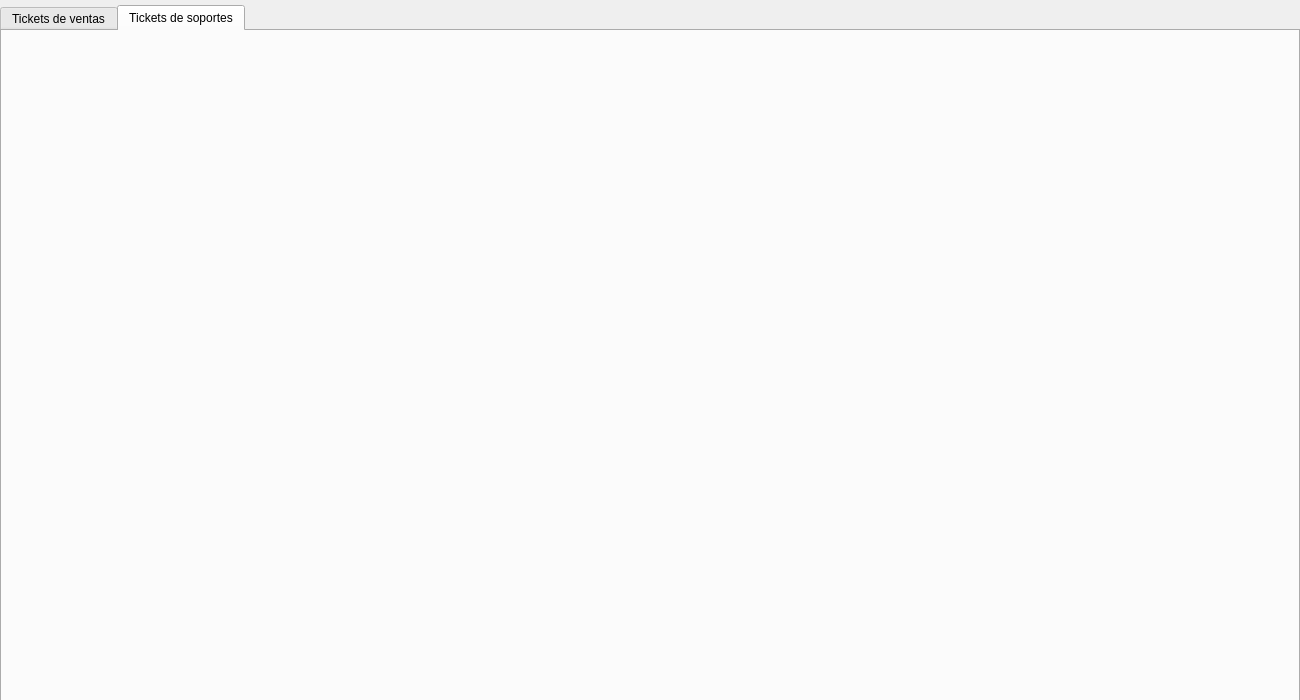
Qt form modules/Dth/dth.ui (ceeck65/assistent-inter-app) before a commit.
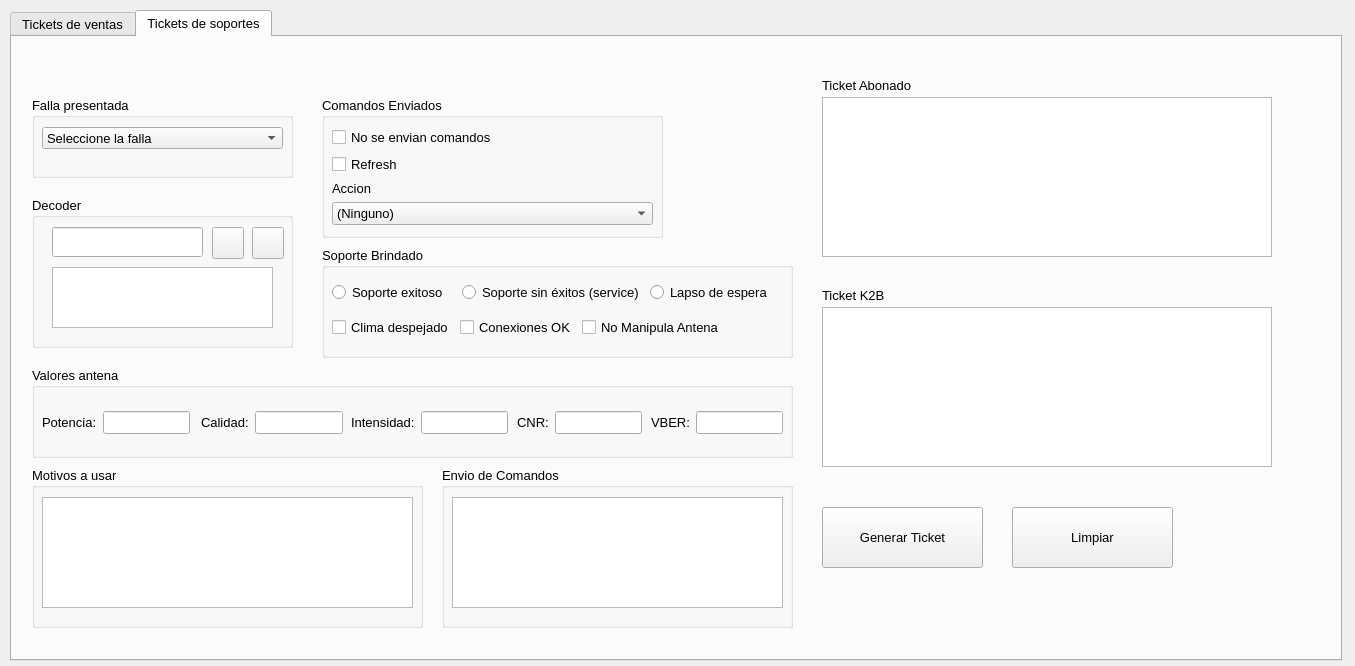
The same form after that commit. The open tabs and pages were chosen to show the change. Icons and pictures are not drawn.

What changed in the file:
```diff
--- a/modules/Dth/dth.ui
+++ b/modules/Dth/dth.ui
@@ -6,8 +6,8 @@
    <rect>
     <x>0</x>
     <y>0</y>
-    <width>1300</width>
-    <height>700</height>
+    <width>1355</width>
+    <height>666</height>
    </rect>
   </property>
   <property name="windowTitle">
@@ -16,12 +16,17 @@
   <widget class="QTabWidget" name="tabWidgetTicketsDTH">
    <property name="geometry">
     <rect>
-     <x>0</x>
-     <y>5</y>
-     <width>1300</width>
-     <height>700</height>
+     <x>10</x>
+     <y>10</y>
+     <width>1332</width>
+     <height>651</height>
     </rect>
    </property>
+   <property name="font">
+    <font>
+     <pointsize>10</pointsize>
+    </font>
+   </property>
    <property name="currentIndex">
     <number>0</number>
    </property>
@@ -434,13 +439,13 @@
        <normaloff>:/images/images/icons/delete.png</normaloff>:/images/images/icons/delete.png</iconset>
      </property>
     </widget>
-    <widget class="QWidget" name="layoutWidget">
+    <widget class="QLabel" name="label_3">
      <property name="geometry">
       <rect>
        <x>810</x>
        <y>40</y>
-       <width>461</width>
-       <height>191</height>
+       <width>101</width>
+       <height>16</height>
       </rect>
      </property>
      <layout class="QVBoxLayout" name="verticalLayout_4">
@@ -487,6 +492,797 @@
     <attribute name="title">
      <string>Tickets de soportes</string>
     </attribute>
+    <widget class="QGroupBox" name="groupBox_4">
+     <property name="geometry">
+      <rect>
+       <x>310</x>
+       <y>60</y>
+       <width>341</width>
+       <height>141</height>
+      </rect>
+     </property>
+     <property name="font">
+      <font>
+       <pointsize>10</pointsize>
+      </font>
+     </property>
+     <property name="title">
+      <string>Comandos Enviados</string>
+     </property>
+     <widget class="QWidget" name="layoutWidget">
+      <property name="geometry">
+       <rect>
+        <x>10</x>
+        <y>30</y>
+        <width>321</width>
+        <height>98</height>
+       </rect>
+      </property>
+      <layout class="QVBoxLayout" name="verticalLayout_4">
+       <item>
+        <widget class="QCheckBox" name="dth_coomand_not_send">
+         <property name="text">
+          <string>No se envian comandos</string>
+         </property>
+        </widget>
+       </item>
+       <item>
+        <widget class="QCheckBox" name="dth_refresh">
+         <property name="text">
+          <string>Refresh</string>
+         </property>
+        </widget>
+       </item>
+       <item>
+        <widget class="QLabel" name="label">
+         <property name="text">
+          <string>Accion</string>
+         </property>
+        </widget>
+       </item>
+       <item>
+        <widget class="QComboBox" name="combo_dth_command">
+         <item>
+          <property name="text">
+           <string>(Ninguno)</string>
+          </property>
+         </item>
+         <item>
+          <property name="text">
+           <string>Install</string>
+          </property>
+         </item>
+         <item>
+          <property name="text">
+           <string>Uninstall</string>
+          </property>
+         </item>
+         <item>
+          <property name="text">
+           <string>Disconnect</string>
+          </property>
+         </item>
+         <item>
+          <property name="text">
+           <string>Reconnect</string>
+          </property>
+         </item>
+         <item>
+          <property name="text">
+           <string>Add Packs</string>
+          </property>
+         </item>
+         <item>
+          <property name="text">
+           <string>Remove Packs</string>
+          </property>
+         </item>
+         <item>
+          <property name="text">
+           <string>Send Message</string>
+          </property>
+         </item>
+         <item>
+          <property name="text">
+           <string>Get Information</string>
+          </property>
+         </item>
+         <item>
+          <property name="text">
+           <string>Update Pin</string>
+          </property>
+         </item>
+         <item>
+          <property name="text">
+           <string>Update Firmware</string>
+          </property>
+         </item>
+         <item>
+          <property name="text">
+           <string>ReScan Channels</string>
+          </property>
+         </item>
+         <item>
+          <property name="text">
+           <string>Resend Key</string>
+          </property>
+         </item>
+         <item>
+          <property name="text">
+           <string>Add Carrier</string>
+          </property>
+         </item>
+         <item>
+          <property name="text">
+           <string>View SetTop BoxId</string>
+          </property>
+         </item>
+         <item>
+          <property name="text">
+           <string>Reset SetTop Box</string>
+          </property>
+         </item>
+         <item>
+          <property name="text">
+           <string>Update Code Zone</string>
+          </property>
+         </item>
+         <item>
+          <property name="text">
+           <string>Reboot SetTop Box</string>
+          </property>
+         </item>
+         <item>
+          <property name="text">
+           <string>Force Update Firmware</string>
+          </property>
+         </item>
+         <item>
+          <property name="text">
+           <string>Update Control Parentall</string>
+          </property>
+         </item>
+         <item>
+          <property name="text">
+           <string>Update Menu Pass</string>
+          </property>
+         </item>
+         <item>
+          <property name="text">
+           <string>Status</string>
+          </property>
+         </item>
+         <item>
+          <property name="text">
+           <string>Boot Dhct</string>
+          </property>
+         </item>
+         <item>
+          <property name="text">
+           <string>Dhct Instant Hit</string>
+          </property>
+         </item>
+         <item>
+          <property name="text">
+           <string>Reset Client Nvm</string>
+          </property>
+         </item>
+         <item>
+          <property name="text">
+           <string>Set Default Pin</string>
+          </property>
+         </item>
+         <item>
+          <property name="text">
+           <string>Admin Status</string>
+          </property>
+         </item>
+        </widget>
+       </item>
+      </layout>
+     </widget>
+    </widget>
+    <widget class="QGroupBox" name="groupBox_5">
+     <property name="geometry">
+      <rect>
+       <x>20</x>
+       <y>160</y>
+       <width>261</width>
+       <height>151</height>
+      </rect>
+     </property>
+     <property name="font">
+      <font>
+       <pointsize>10</pointsize>
+      </font>
+     </property>
+     <property name="title">
+      <string>Decoder</string>
+     </property>
+     <widget class="QLineEdit" name="txt_dth_decoder">
+      <property name="geometry">
+       <rect>
+        <x>20</x>
+        <y>30</y>
+        <width>151</width>
+        <height>30</height>
+       </rect>
+      </property>
+     </widget>
+     <widget class="QPushButton" name="btn_add_decoder_dth">
+      <property name="geometry">
+       <rect>
+        <x>180</x>
+        <y>30</y>
+        <width>32</width>
+        <height>32</height>
+       </rect>
+      </property>
+      <property name="toolTip">
+       <string>Agregar decodificador</string>
+      </property>
+      <property name="toolTipDuration">
+       <number>2</number>
+      </property>
+      <property name="text">
+       <string/>
+      </property>
+      <property name="icon">
+       <iconset resource="../../images.qrc">
+        <normaloff>:/images/images/icons/plus.png</normaloff>:/images/images/icons/plus.png</iconset>
+      </property>
+      <property name="iconSize">
+       <size>
+        <width>24</width>
+        <height>24</height>
+       </size>
+      </property>
+     </widget>
+     <widget class="QPushButton" name="btn_remove_decoder_dth">
+      <property name="geometry">
+       <rect>
+        <x>220</x>
+        <y>30</y>
+        <width>32</width>
+        <height>32</height>
+       </rect>
+      </property>
+      <property name="toolTip">
+       <string>Eliminar decodificador de la lista</string>
+      </property>
+      <property name="toolTipDuration">
+       <number>2</number>
+      </property>
+      <property name="text">
+       <string/>
+      </property>
+      <property name="icon">
+       <iconset resource="../../images.qrc">
+        <normaloff>:/images/images/icons/minus.png</normaloff>:/images/images/icons/minus.png</iconset>
+      </property>
+      <property name="iconSize">
+       <size>
+        <width>24</width>
+        <height>24</height>
+       </size>
+      </property>
+     </widget>
+     <widget class="QListWidget" name="dth_list_decoder">
+      <property name="geometry">
+       <rect>
+        <x>20</x>
+        <y>70</y>
+        <width>221</width>
+        <height>61</height>
+       </rect>
+      </property>
+     </widget>
+    </widget>
+    <widget class="QPushButton" name="btn_ticket_dth_support">
+     <property name="geometry">
+      <rect>
+       <x>810</x>
+       <y>470</y>
+       <width>161</width>
+       <height>61</height>
+      </rect>
+     </property>
+     <property name="text">
+      <string>Generar Ticket</string>
+     </property>
+     <property name="icon">
+      <iconset resource="../../images.qrc">
+       <normaloff>:/images/images/icons/refresh.png</normaloff>:/images/images/icons/refresh.png</iconset>
+     </property>
+    </widget>
+    <widget class="QPushButton" name="btn_clear_dth__support">
+     <property name="geometry">
+      <rect>
+       <x>1000</x>
+       <y>470</y>
+       <width>161</width>
+       <height>61</height>
+      </rect>
+     </property>
+     <property name="text">
+      <string>Limpiar</string>
+     </property>
+     <property name="icon">
+      <iconset resource="../../images.qrc">
+       <normaloff>:/images/images/icons/delete.png</normaloff>:/images/images/icons/delete.png</iconset>
+     </property>
+    </widget>
+    <widget class="QLabel" name="label_4">
+     <property name="geometry">
+      <rect>
+       <x>810</x>
+       <y>40</y>
+       <width>101</width>
+       <height>16</height>
+      </rect>
+     </property>
+     <property name="font">
+      <font>
+       <pointsize>10</pointsize>
+      </font>
+     </property>
+     <property name="text">
+      <string>Ticket Abonado</string>
+     </property>
+    </widget>
+    <widget class="QLabel" name="label_9">
+     <property name="geometry">
+      <rect>
+       <x>810</x>
+       <y>250</y>
+       <width>81</width>
+       <height>16</height>
+      </rect>
+     </property>
+     <property name="font">
+      <font>
+       <pointsize>10</pointsize>
+      </font>
+     </property>
+     <property name="text">
+      <string>Ticket K2B</string>
+     </property>
+    </widget>
+    <widget class="QGroupBox" name="groupBox_6">
+     <property name="geometry">
+      <rect>
+       <x>20</x>
+       <y>60</y>
+       <width>261</width>
+       <height>81</height>
+      </rect>
+     </property>
+     <property name="title">
+      <string>Falla presentada</string>
+     </property>
+     <widget class="QComboBox" name="combo_dth_failure">
+      <property name="geometry">
+       <rect>
+        <x>10</x>
+        <y>30</y>
+        <width>241</width>
+        <height>22</height>
+       </rect>
+      </property>
+      <item>
+       <property name="text">
+        <string>Seleccione la falla</string>
+       </property>
+      </item>
+      <item>
+       <property name="text">
+        <string>Sin señal en todos los canales</string>
+       </property>
+      </item>
+      <item>
+       <property name="text">
+        <string>Señal no habilitada en su plan.</string>
+       </property>
+      </item>
+      <item>
+       <property name="text">
+        <string extracomment="Señal no habilitada en su plan. Para contratar contacte a su distribuidor, Canal Encriptado.">No ve canales en una o varias frecuencia(s).</string>
+       </property>
+      </item>
+      <item>
+       <property name="text">
+        <string>Tarjeta no válida</string>
+       </property>
+      </item>
+      <item>
+       <property name="text">
+        <string>Imagen Congelada o pixelada.</string>
+       </property>
+      </item>
+      <item>
+       <property name="text">
+        <string>No puede salir del menú</string>
+       </property>
+      </item>
+      <item>
+       <property name="text">
+        <string>Menú bloqueado</string>
+       </property>
+      </item>
+      <item>
+       <property name="text">
+        <string>Pantalla en negro sin mensaje</string>
+       </property>
+      </item>
+      <item>
+       <property name="text">
+        <string>Pin bloqueado en canal VENUS (PIN IS BLOCKED)</string>
+       </property>
+      </item>
+      <item>
+       <property name="text">
+        <string>Señal no habilitada Canal Venus</string>
+       </property>
+      </item>
+      <item>
+       <property name="text">
+        <string>PAQUETE PREMIUM RECIEN CONTRATADO (Señal no habilitada)</string>
+       </property>
+      </item>
+      <item>
+       <property name="text">
+        <string>Decodificador recien activado</string>
+       </property>
+      </item>
+      <item>
+       <property name="text">
+        <string>STB INTEK - NO Pareados </string>
+       </property>
+      </item>
+      <item>
+       <property name="text">
+        <string>FallaTuVes</string>
+       </property>
+      </item>
+     </widget>
+    </widget>
+    <widget class="QGroupBox" name="groupBox_7">
+     <property name="geometry">
+      <rect>
+       <x>20</x>
+       <y>430</y>
+       <width>391</width>
+       <height>161</height>
+      </rect>
+     </property>
+     <property name="title">
+      <string>Motivos a usar</string>
+     </property>
+     <widget class="QTextEdit" name="text_motive_dth">
+      <property name="geometry">
+       <rect>
+        <x>10</x>
+        <y>30</y>
+        <width>371</width>
+        <height>111</height>
+       </rect>
+      </property>
+      <property name="readOnly">
+       <bool>true</bool>
+      </property>
+      <property name="html">
+       <string>&lt;!DOCTYPE HTML PUBLIC &quot;-//W3C//DTD HTML 4.0//EN&quot; &quot;http://www.w3.org/TR/REC-html40/strict.dtd&quot;&gt;
+&lt;html&gt;&lt;head&gt;&lt;meta name=&quot;qrichtext&quot; content=&quot;1&quot; /&gt;&lt;style type=&quot;text/css&quot;&gt;
+p, li { white-space: pre-wrap; }
+&lt;/style&gt;&lt;/head&gt;&lt;body style=&quot; font-family:'MS Shell Dlg 2'; font-size:10pt; font-weight:400; font-style:normal;&quot;&gt;
+&lt;p style=&quot;-qt-paragraph-type:empty; margin-top:0px; margin-bottom:0px; margin-left:0px; margin-right:0px; -qt-block-indent:0; text-indent:0px;&quot;&gt;&lt;br /&gt;&lt;/p&gt;&lt;/body&gt;&lt;/html&gt;</string>
+      </property>
+     </widget>
+    </widget>
+    <widget class="QGroupBox" name="groupBox_8">
+     <property name="geometry">
+      <rect>
+       <x>430</x>
+       <y>430</y>
+       <width>351</width>
+       <height>161</height>
+      </rect>
+     </property>
+     <property name="title">
+      <string>Envio de Comandos</string>
+     </property>
+     <widget class="QTextEdit" name="text_commands_dth">
+      <property name="geometry">
+       <rect>
+        <x>10</x>
+        <y>30</y>
+        <width>331</width>
+        <height>111</height>
+       </rect>
+      </property>
+      <property name="layoutDirection">
+       <enum>Qt::LeftToRight</enum>
+      </property>
+      <property name="autoFillBackground">
+       <bool>true</bool>
+      </property>
+      <property name="lineWrapMode">
+       <enum>QTextEdit::NoWrap</enum>
+      </property>
+      <property name="readOnly">
+       <bool>true</bool>
+      </property>
+      <property name="html">
+       <string>&lt;!DOCTYPE HTML PUBLIC &quot;-//W3C//DTD HTML 4.0//EN&quot; &quot;http://www.w3.org/TR/REC-html40/strict.dtd&quot;&gt;
+&lt;html&gt;&lt;head&gt;&lt;meta name=&quot;qrichtext&quot; content=&quot;1&quot; /&gt;&lt;style type=&quot;text/css&quot;&gt;
+p, li { white-space: pre-wrap; }
+&lt;/style&gt;&lt;/head&gt;&lt;body style=&quot; font-family:'MS Shell Dlg 2'; font-size:10pt; font-weight:400; font-style:normal;&quot;&gt;
+&lt;p style=&quot;-qt-paragraph-type:empty; margin-top:0px; margin-bottom:0px; margin-left:0px; margin-right:0px; -qt-block-indent:0; text-indent:0px;&quot;&gt;&lt;br /&gt;&lt;/p&gt;&lt;/body&gt;&lt;/html&gt;</string>
+      </property>
+     </widget>
+    </widget>
+    <widget class="QGroupBox" name="groupBox_9">
+     <property name="geometry">
+      <rect>
+       <x>310</x>
+       <y>210</y>
+       <width>471</width>
+       <height>111</height>
+      </rect>
+     </property>
+     <property name="title">
+      <string>Soporte Brindado</string>
+     </property>
+     <widget class="QWidget" name="layoutWidget">
+      <property name="geometry">
+       <rect>
+        <x>10</x>
+        <y>70</y>
+        <width>391</width>
+        <height>22</height>
+       </rect>
+      </property>
+      <layout class="QHBoxLayout" name="horizontalLayout">
+       <item>
+        <widget class="QCheckBox" name="dth_clear_weather">
+         <property name="text">
+          <string>Clima despejado</string>
+         </property>
+        </widget>
+       </item>
+       <item>
+        <widget class="QCheckBox" name="dth_connections_ok">
+         <property name="text">
+          <string>Conexiones OK</string>
+         </property>
+        </widget>
+       </item>
+       <item>
+        <widget class="QCheckBox" name="dth_not_manupulate_ant">
+         <property name="text">
+          <string>No Manipula Antena</string>
+         </property>
+        </widget>
+       </item>
+      </layout>
+     </widget>
+     <widget class="QWidget" name="layoutWidget">
+      <property name="geometry">
+       <rect>
+        <x>10</x>
+        <y>30</y>
+        <width>441</width>
+        <height>31</height>
+       </rect>
+      </property>
+      <layout class="QHBoxLayout" name="horizontalLayout_2">
+       <item>
+        <widget class="QRadioButton" name="dth_successful_support">
+         <property name="text">
+          <string>Soporte exitoso</string>
+         </property>
+        </widget>
+       </item>
+       <item>
+        <widget class="QRadioButton" name="dth_unsuccessful_support">
+         <property name="text">
+          <string>Soporte sin éxitos (service)</string>
+         </property>
+        </widget>
+       </item>
+       <item>
+        <widget class="QRadioButton" name="dth_waiting_period">
+         <property name="text">
+          <string>Lapso de espera</string>
+         </property>
+        </widget>
+       </item>
+      </layout>
+     </widget>
+    </widget>
+    <widget class="QGroupBox" name="groupBox_10">
+     <property name="geometry">
+      <rect>
+       <x>20</x>
+       <y>330</y>
+       <width>761</width>
+       <height>91</height>
+      </rect>
+     </property>
+     <property name="title">
+      <string>Valores antena</string>
+     </property>
+     <widget class="QWidget" name="layoutWidget">
+      <property name="geometry">
+       <rect>
+        <x>10</x>
+        <y>30</y>
+        <width>741</width>
+        <height>51</height>
+       </rect>
+      </property>
+      <layout class="QHBoxLayout" name="horizontalLayout_3">
+       <item>
+        <widget class="QLabel" name="label_2">
+         <property name="text">
+          <string>Potencia:</string>
+         </property>
+        </widget>
+       </item>
+       <item>
+        <widget class="QLineEdit" name="dth_potency">
+         <property name="inputMethodHints">
+          <set>Qt::ImhPreferNumbers</set>
+         </property>
+        </widget>
+       </item>
+       <item>
+        <spacer name="horizontalSpacer">
+         <property name="orientation">
+          <enum>Qt::Horizontal</enum>
+         </property>
+         <property name="sizeHint" stdset="0">
+          <size>
+           <width>40</width>
+           <height>20</height>
+          </size>
+         </property>
+        </spacer>
+       </item>
+       <item>
+        <spacer name="horizontalSpacer_6">
+         <property name="orientation">
+          <enum>Qt::Horizontal</enum>
+         </property>
+         <property name="sizeHint" stdset="0">
+          <size>
+           <width>40</width>
+           <height>20</height>
+          </size>
+         </property>
+        </spacer>
+       </item>
+       <item>
+        <widget class="QLabel" name="label_5">
+         <property name="text">
+          <string>Calidad:</string>
+         </property>
+        </widget>
+       </item>
+       <item>
+        <widget class="QLineEdit" name="dth_quality">
+         <property name="inputMethodHints">
+          <set>Qt::ImhPreferNumbers</set>
+         </property>
+        </widget>
+       </item>
+       <item>
+        <spacer name="horizontalSpacer_5">
+         <property name="orientation">
+          <enum>Qt::Horizontal</enum>
+         </property>
+         <property name="sizeHint" stdset="0">
+          <size>
+           <width>40</width>
+           <height>20</height>
+          </size>
+         </property>
+        </spacer>
+       </item>
+       <item>
+        <widget class="QLabel" name="label_6">
+         <property name="text">
+          <string>Intensidad:</string>
+         </property>
+        </widget>
+       </item>
+       <item>
+        <widget class="QLineEdit" name="dth_intensity">
+         <property name="inputMethodHints">
+          <set>Qt::ImhPreferNumbers</set>
+         </property>
+        </widget>
+       </item>
+       <item>
+        <spacer name="horizontalSpacer_4">
+         <property name="orientation">
+          <enum>Qt::Horizontal</enum>
+         </property>
+         <property name="sizeHint" stdset="0">
+          <size>
+           <width>40</width>
+           <height>20</height>
+          </size>
+         </property>
+        </spacer>
+       </item>
+       <item>
+        <widget class="QLabel" name="label_10">
+         <property name="text">
+          <string>CNR:</string>
+         </property>
+        </widget>
+       </item>
+       <item>
+        <widget class="QLineEdit" name="dth_cnr">
+         <property name="inputMethodHints">
+          <set>Qt::ImhPreferNumbers</set>
+         </property>
+        </widget>
+       </item>
+       <item>
+        <spacer name="horizontalSpacer_2">
+         <property name="orientation">
+          <enum>Qt::Horizontal</enum>
+         </property>
+         <property name="sizeHint" stdset="0">
+          <size>
+           <width>40</width>
+           <height>20</height>
+          </size>
+         </property>
+        </spacer>
+       </item>
+       <item>
+        <widget class="QLabel" name="label_11">
+         <property name="text">
+          <string>VBER:</string>
+         </property>
+        </widget>
+       </item>
+       <item>
+        <widget class="QLineEdit" name="dth_vber">
+         <property name="inputMethodHints">
+          <set>Qt::ImhPreferNumbers</set>
+         </property>
+         <property name="text">
+          <string/>
+         </property>
+        </widget>
+       </item>
+      </layout>
+     </widget>
+    </widget>
+    <widget class="QTextEdit" name="txt_ticket_ab_dth_support">
+     <property name="geometry">
+      <rect>
+       <x>810</x>
+       <y>60</y>
+       <width>450</width>
+       <height>160</height>
+      </rect>
+     </property>
+    </widget>
+    <widget class="QTextEdit" name="txt_ticket_k2b_dth_support">
+     <property name="geometry">
+      <rect>
+       <x>810</x>
+       <y>270</y>
+       <width>450</width>
+       <height>160</height>
+      </rect>
+     </property>
+    </widget>
    </widget>
   </widget>
  </widget>
```
Left out of the diff: 342 changed lines with no effect on the pictures.
